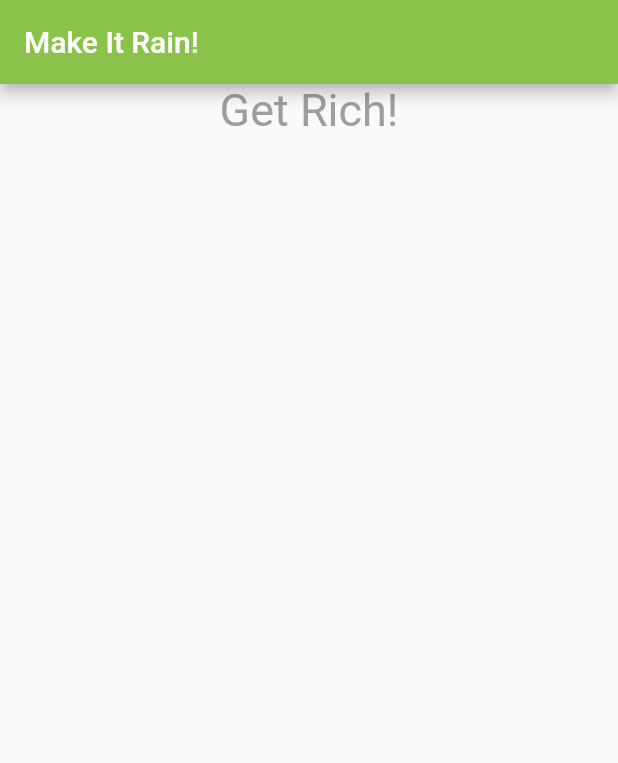
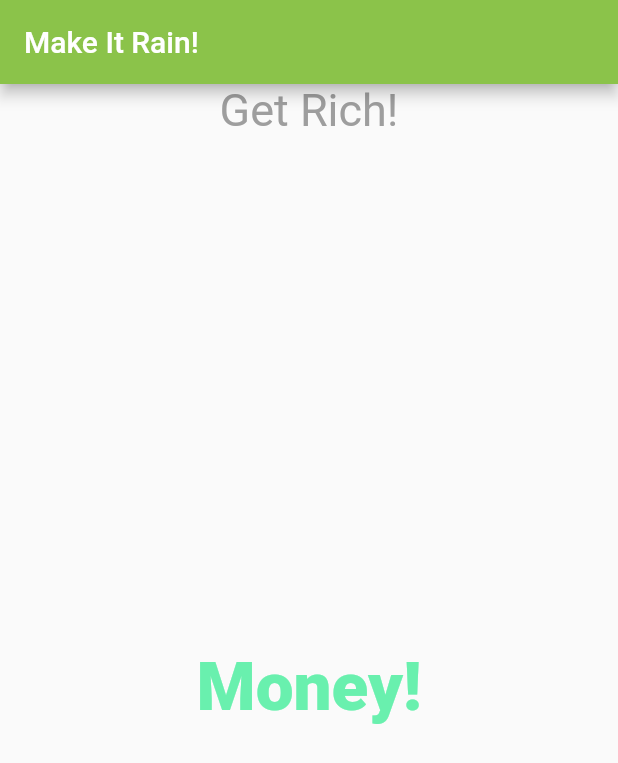
Before and after one commit to ashenmalaka/Flutter_Stateful_App-Make-It-Rain, a Flutter app: the screen it shows after launch, on a phone screen of 412 x 824 dp. Shown: the top 763 px of the screen. Run offline on Flutter 3.47's test engine with Material 2 defaults, Android fonts, the phone set to English and light mode, and no system bars.

Commit message:
Added another text section below title

```diff
--- a/lib/ui/make_it_rain.dart
+++ b/lib/ui/make_it_rain.dart
@@ -23,12 +23,24 @@ class MakeItRainState extends State<MakeItRain> {
               //title
               new Center(
                 child: new Text("Get Rich!",
-                style: new TextStyle(
-                  color: Colors.grey,
-                  fontWeight: FontWeight.w400,
-                  fontSize: 30,
+                  style: new TextStyle(
+                    color: Colors.grey,
+                    fontWeight: FontWeight.w400,
+                    fontSize: 30,
                 ),
                ),
+              ),
+
+              new Expanded(
+                child: new Center(
+                  child: new Text("Money!",
+                    style: new TextStyle(
+                      color: Colors.greenAccent,
+                      fontSize: 45,
+                      fontWeight: FontWeight.w800
+                    ),
+                  ),
+                ),
               )
             ],
           ),
```
